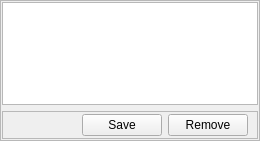
First picture: the form in src/blackgui/components/settingsnetworkserverscomponent.ui, repository swift-project/pilotclient, before the edit.
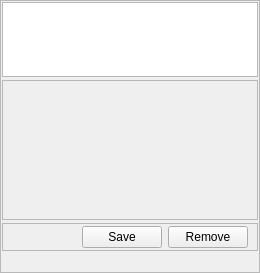
Second picture: the form after the edit. Custom widgets are drawn as their Qt base class.

Commit message: Some workarounds for GUI issues ( refs #419 ) * info bar getting too wide * buttons floating into tabbat

The edit to the form file:
```diff
--- a/src/blackgui/components/settingsnetworkserverscomponent.ui
+++ b/src/blackgui/components/settingsnetworkserverscomponent.ui
@@ -7,7 +7,7 @@
     <x>0</x>
     <y>0</y>
     <width>260</width>
-    <height>141</height>
+    <height>273</height>
    </rect>
   </property>
   <property name="windowTitle">
@@ -37,12 +37,6 @@
    </property>
    <item>
     <widget class="BlackGui::Views::CServerView" name="tvp_SettingsTnServers">
-     <property name="sizePolicy">
-      <sizepolicy hsizetype="Preferred" vsizetype="Maximum">
-       <horstretch>0</horstretch>
-       <verstretch>0</verstretch>
-      </sizepolicy>
-     </property>
      <property name="editTriggers">
       <set>QAbstractItemView::AnyKeyPressed|QAbstractItemView::DoubleClicked|QAbstractItemView::EditKeyPressed</set>
      </property>
@@ -60,7 +54,7 @@
    <item>
     <widget class="BlackGui::CServerForm" name="frp_ServerForm">
      <property name="sizePolicy">
-      <sizepolicy hsizetype="Preferred" vsizetype="Maximum">
+      <sizepolicy hsizetype="Preferred" vsizetype="Preferred">
        <horstretch>0</horstretch>
        <verstretch>0</verstretch>
       </sizepolicy>
@@ -68,7 +62,7 @@
      <property name="minimumSize">
       <size>
        <width>0</width>
-       <height>0</height>
+       <height>140</height>
       </size>
      </property>
      <property name="frameShape">
@@ -142,6 +136,22 @@
      </layout>
     </widget>
    </item>
+   <item>
+    <spacer name="vs_SettingsTnServersWorkaround">
+     <property name="orientation">
+      <enum>Qt::Vertical</enum>
+     </property>
+     <property name="sizeType">
+      <enum>QSizePolicy::MinimumExpanding</enum>
+     </property>
+     <property name="sizeHint" stdset="0">
+      <size>
+       <width>20</width>
+       <height>20</height>
+      </size>
+     </property>
+    </spacer>
+   </item>
   </layout>
  </widget>
  <customwidgets>
```
The commit also changes 2 other files.
